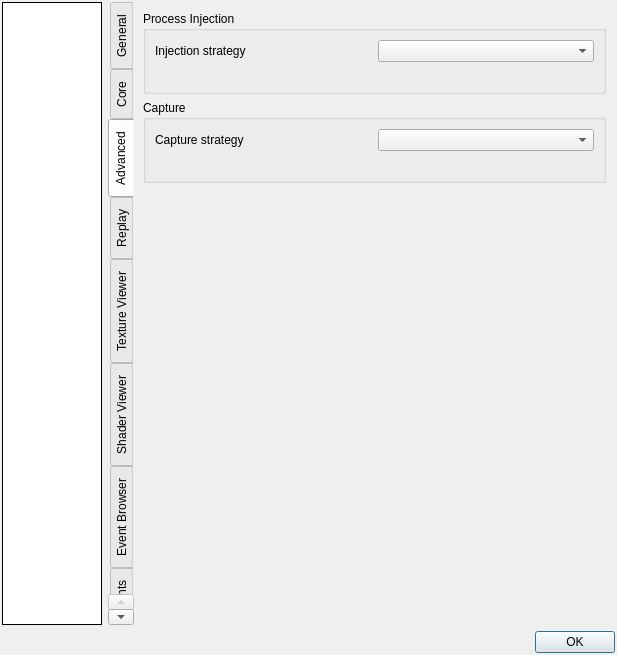
The window that qrenderdoc/Windows/Dialogs/SettingsDialog.ui (Axonsin/renderdoc_pythonmodules) describes before a commit, drawn with Qt 5.
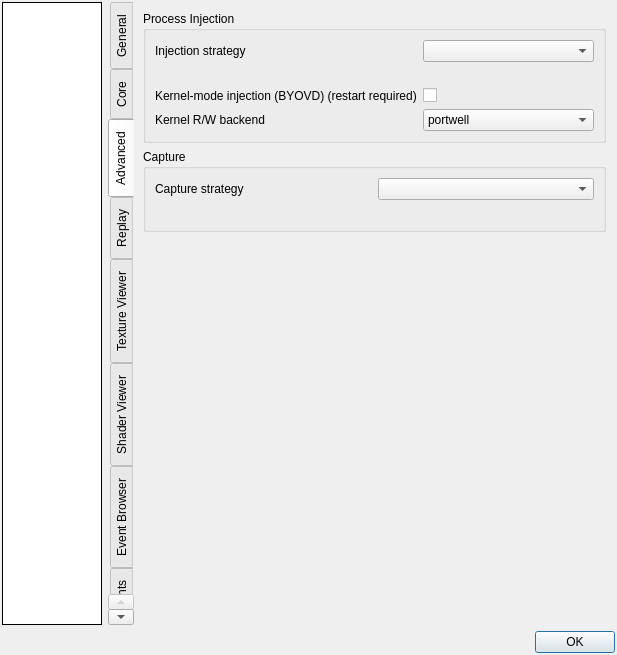
The same window after the commit. The open tabs and pages were chosen to show the change. Custom widgets are drawn as their Qt base class.

The edit to the form file:
```diff
--- a/qrenderdoc/Windows/Dialogs/SettingsDialog.ui
+++ b/qrenderdoc/Windows/Dialogs/SettingsDialog.ui
@@ -695,6 +695,61 @@
             </property>
            </widget>
           </item>
+          <item row="2" column="0">
+           <widget class="QLabel" name="kernelInjectionLabel">
+            <property name="toolTip">
+             <string>Enables kernel-mode capture (BYOVD). Requires an administrator, a machine with
+Windows Memory Integrity (HVCI) disabled, and a restart of this application.
+
+When enabled, the File menu gains a 'Capture with Kernel Injection' action: pick the target
+executable, start it manually, and the capture library is injected from the kernel so user-mode
+process protection cannot block it.</string>
+            </property>
+            <property name="text">
+             <string>Kernel-mode injection (BYOVD) (restart required)</string>
+            </property>
+           </widget>
+          </item>
+          <item row="2" column="1">
+           <widget class="QCheckBox" name="KernelInjectionEnable">
+            <property name="toolTip">
+             <string>Enables kernel-mode capture (BYOVD). See the description on the left.</string>
+            </property>
+            <property name="text">
+             <string/>
+            </property>
+           </widget>
+          </item>
+          <item row="3" column="0">
+           <widget class="QLabel" name="kernelBackendLabel">
+            <property name="toolTip">
+             <string>Selects which vulnerable driver provides the kernel memory read/write
+primitive. Both backends are verified with a self-test before they are used;
+if the self-test fails the capture is aborted with an error.</string>
+            </property>
+            <property name="text">
+             <string>Kernel R/W backend</string>
+            </property>
+           </widget>
+          </item>
+          <item row="3" column="1">
+           <widget class="QComboBox" name="KernelInjection_Backend">
+            <property name="toolTip">
+             <string>portwell: verified simple request protocol. TBT (TeAccess): alternate driver
+with a more complex request layout. Try the other backend if the self-test fails.</string>
+            </property>
+            <item>
+             <property name="text">
+              <string>portwell</string>
+             </property>
+            </item>
+            <item>
+             <property name="text">
+              <string>TBT (TeAccess)</string>
+             </property>
+            </item>
+           </widget>
+          </item>
          </layout>
         </widget>
        </item>
```
